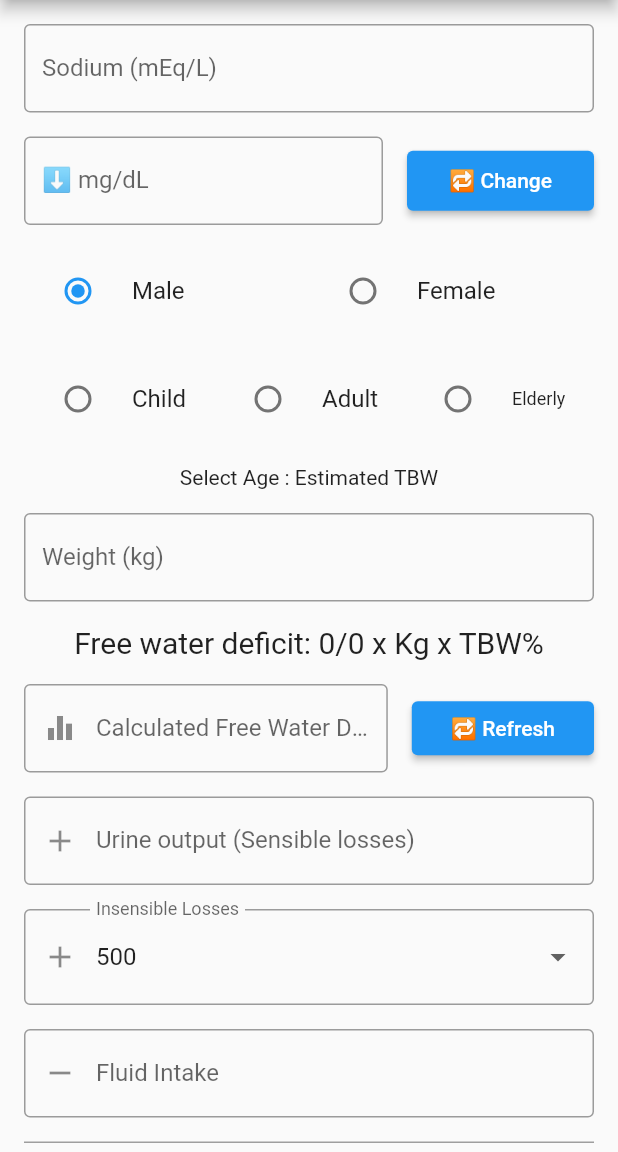
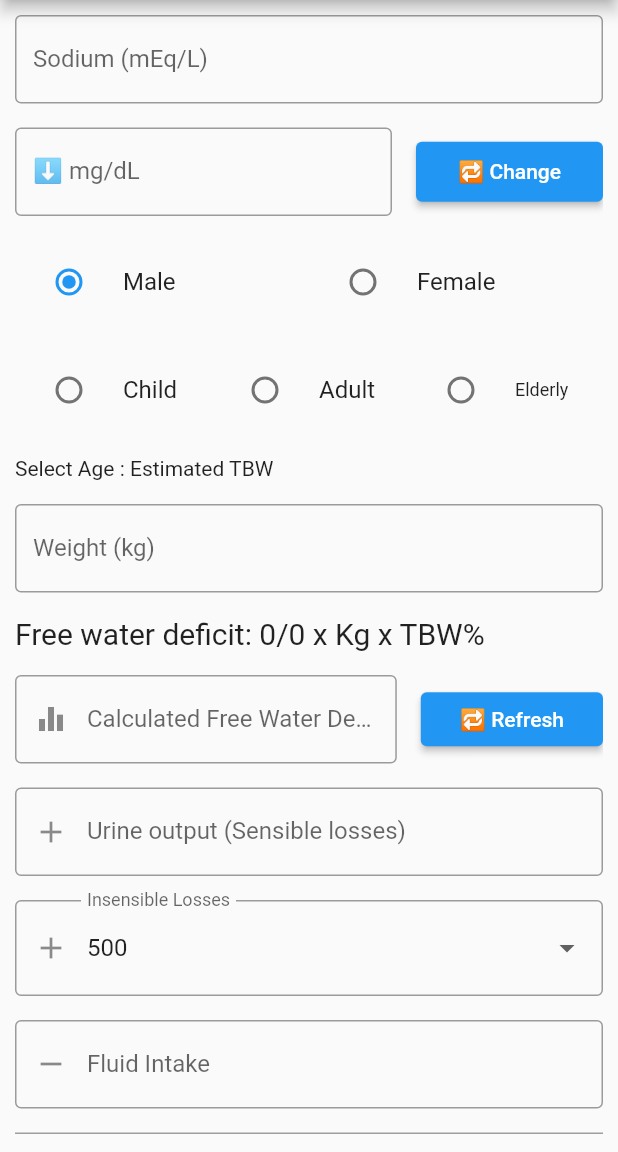
Before and after one commit to niccoreyes/IVFcalculator, a Flutter app: the screen it shows after launch, on a phone screen of 412 x 824 dp, the part 84-1236 px from its top. Run offline on Flutter 3.47's test engine with Material 2 defaults, Android fonts, the phone set to English and light mode, and no system bars.

Commit message:
changed to ListView instead of SingleChild

```diff
--- a/lib/main.dart
+++ b/lib/main.dart
@@ -93,13 +93,9 @@ class _MyHomePageState extends State<MyHomePage> {
         // the App.build method, and use it to set our appbar title.
         title: Text(widget.title),
       ),
-      body: SingleChildScrollView(
-        child: Padding(
-          padding: const EdgeInsets.all(16.0),
-          child: Center(
-            // Center is a layout widget. It takes a single child and positions it
-            // in the middle of the parent.
-            child: Column(
+      body: Padding(
+        padding: const EdgeInsets.all(10.0),
+        child: ListView(
           // Column is also a layout widget. It takes a list of children and
           // arranges them vertically. By default, it sizes itself to fit its
           // children horizontally, and tries to be as tall as its parent.
@@ -114,7 +110,6 @@ class _MyHomePageState extends State<MyHomePage> {
           // center the children vertically; the main axis here is the vertical
           // axis because Columns are vertical (the cross axis would be
           // horizontal).
-              mainAxisAlignment: MainAxisAlignment.center,
           children: [
             TextField(
               decoration: const InputDecoration(
@@ -255,8 +250,8 @@ class _MyHomePageState extends State<MyHomePage> {
                   child: RadioListTile(
                     value: 'Elderly',
                     groupValue: _selectedOption,
-                        title: const Text('Elderly',
-                            style: TextStyle(fontSize: 12.0)),
+                    title:
+                        const Text('Elderly', style: TextStyle(fontSize: 12.0)),
                     onChanged: (value) => setState(() {
                       _selectedOption = value!;
                       if (sex == "Male") {
@@ -396,8 +391,6 @@ class _MyHomePageState extends State<MyHomePage> {
           ],
         ),
       ),
-        ),
-      ),
     );
   }
 
```
Also changed, not shown: 3 other files. Lines whose indentation alone changed are shown as unchanged.
